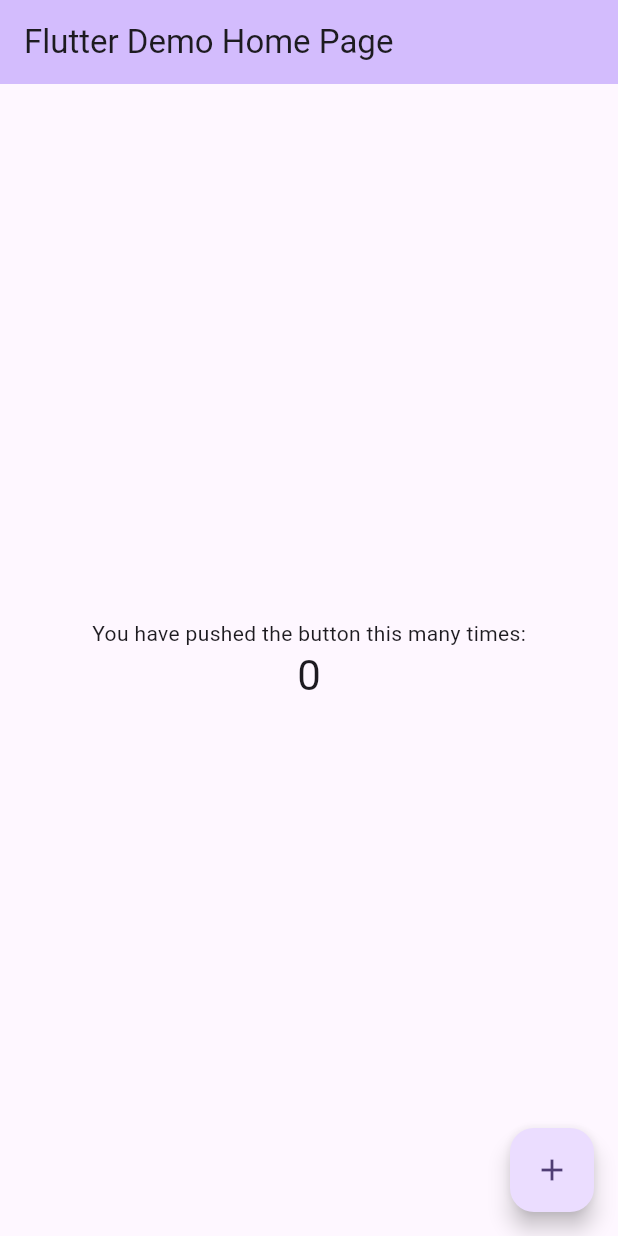
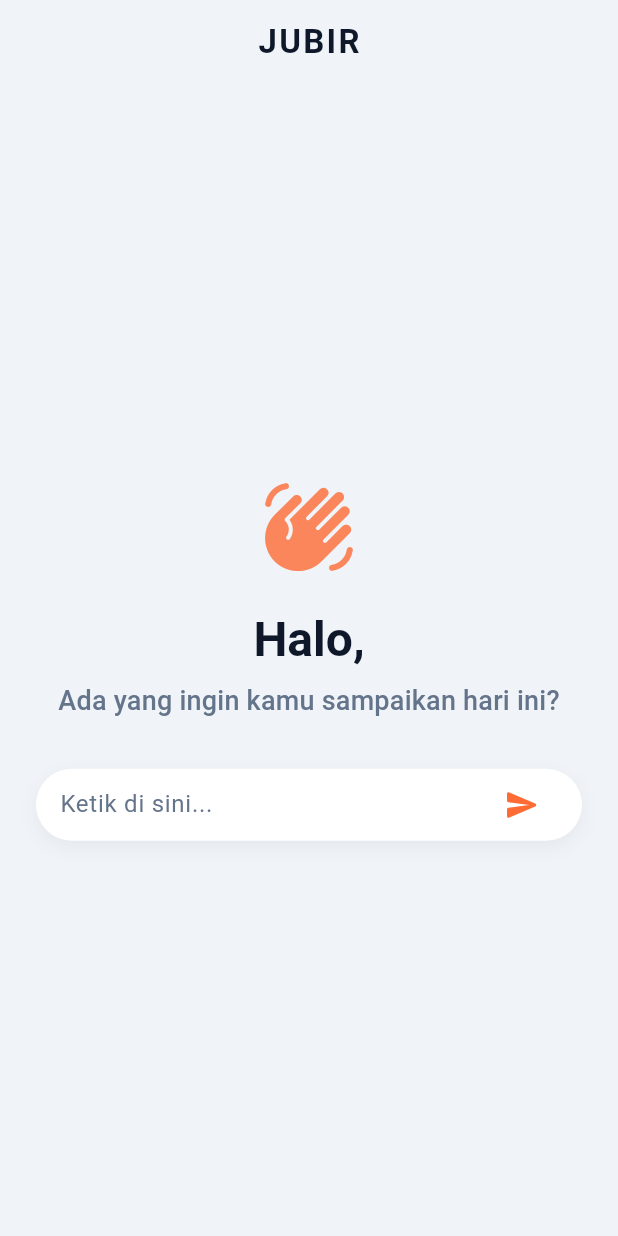
Before and after one commit to DevonAP/PROJECT-JUBIR, a Flutter app: the screen it shows after launch, on a phone screen of 412 x 824 dp. Run offline on Flutter 3.47's test engine with Material 3 defaults, Android fonts, the phone set to English and light mode, and no system bars.

Commit message:
mockup ui

```diff
--- a/lib/core/constants.dart
+++ b/lib/core/constants.dart
@@ -0,0 +1,35 @@
+import 'package:flutter/material.dart';
+
+class AppColors {
+  // Warna Latar Belakang & Area Utama
+  static const Color background = Color(0xFFF0F4F8); // Biru pastel sangat lembut (Calming)
+  static const Color surface = Colors.white; // Putih bersih untuk area teks utama
+
+  // Warna Aksi & Interaksi (FAB)
+  static const Color primary = Color(0xFFFF6B35); // Oranye cerah/kontras tinggi untuk tombol Suarakan
+
+  // Warna Tombol Prediksi & Backspace
+  static const Color predictionBackground = Color(0xFFE2E8F0); // Biru-abu muda untuk tombol prediksi
+  static const Color backspaceBackground = Color(0xFFCBD5E1); // Abu-abu netral untuk tombol backspace
+
+  // Warna Teks (SUDAH DIPERBAIKI UNTUK AKSESIBILITAS IMK)
+  static const Color textPrimary = Color(0xFF0F172A); // Hitam kebiruan pekat (Bukan putih!) agar kontras
+  static const Color textSecondary = Color(0xFF64748B); // Abu-abu gelap untuk teks petunjuk (hint)
+}
+
+class AppSizes {
+  // Standar Padding & Margin (Berdasarkan grid 8pt)
+  static const double p8 = 8.0;
+  static const double p12 = 12.0;
+  static const double p16 = 16.0;
+  static const double p24 = 24.0;
+  static const double p32 = 32.0;
+
+  // Ukuran Lengkungan Sudut (Border Radius)
+  static const double radiusM = 12.0; // Untuk tombol prediksi
+  static const double radiusL = 24.0; // Untuk area teks utama
+
+  // Ukuran Ikon
+  static const double iconMedium = 24.0;
+  static const double iconLarge = 32.0;
+}
--- a/lib/core/theme.dart
+++ b/lib/core/theme.dart
@@ -0,0 +1,65 @@
+import 'package:flutter/material.dart';
+import 'constants.dart';
+
+class AppTheme {
+  static ThemeData get lightTheme {
+    return ThemeData(
+      // Latar belakang utama aplikasi
+      scaffoldBackgroundColor: AppColors.background,
+
+      // Palet warna bawaan
+      colorScheme: const ColorScheme.light(
+        primary: AppColors.primary,
+        surface: AppColors.surface,
+      ),
+
+      // Pengaturan Font & Teks
+      // (Bisa diganti dengan GoogleFonts jika sudah ditambahkan di pubspec.yaml)
+      textTheme: const TextTheme(
+        // Teks untuk kalimat yang sedang diketik pengguna (Besar & Jelas)
+        displaySmall: TextStyle(
+          fontSize: 32,
+          fontWeight: FontWeight.w600,
+          color: AppColors.textPrimary,
+          height: 1.2,
+        ),
+        // Teks untuk tulisan di dalam kotak prediksi
+        titleMedium: TextStyle(
+          fontSize: 18,
+          fontWeight: FontWeight.w500,
+          color: AppColors.textPrimary, // Menggunakan teks gelap (Perbaikan IMK)
+        ),
+      ),
+
+      // Gaya bawaan untuk Tombol FAB (Speaker Oranye)
+      floatingActionButtonTheme: FloatingActionButtonThemeData(
+        backgroundColor: AppColors.primary,
+        foregroundColor: Colors.white, // Ikon speaker warna putih
+        elevation: 4, // Drop shadow elegan
+        shape: RoundedRectangleBorder(
+          borderRadius: BorderRadius.circular(AppSizes.radiusM),
+        ),
+      ),
+
+      // Gaya bawaan untuk tombol prediksi kata
+      elevatedButtonTheme: ElevatedButtonThemeData(
+        style: ElevatedButton.styleFrom(
+          backgroundColor: AppColors.predictionBackground,
+          foregroundColor: AppColors.textPrimary,
+          elevation: 0, // Flat design
+          padding: const EdgeInsets.symmetric(
+            vertical: AppSizes.p12,
+            horizontal: AppSizes.p16,
+          ),
+          shape: RoundedRectangleBorder(
+            borderRadius: BorderRadius.circular(AppSizes.radiusM),
+          ),
+        ),
+      ),
+
+      // Menghilangkan efek gelombang (ripple) yang berlebihan untuk mengurangi gangguan visual
+      splashColor: Colors.black.withOpacity(0.05),
+      highlightColor: Colors.transparent,
+    );
+  }
+}
--- /dev/null
+++ b/lib/features/home_board/view/welcome_screen.dart
@@ -0,0 +1,136 @@
+import 'package:flutter/material.dart';
+import '../../../core/constants.dart';
+import 'active_typing_screen.dart';
+
+class WelcomeScreen extends StatefulWidget {
+  const WelcomeScreen({super.key});
+
+  @override
+  State<WelcomeScreen> createState() => _WelcomeScreenState();
+}
+
+class _WelcomeScreenState extends State<WelcomeScreen> {
+  // Controller untuk membaca atau membersihkan teks di inputan
+  final TextEditingController _chatController = TextEditingController();
+
+  @override
+  void dispose() {
+    _chatController.dispose();
+    super.dispose();
+  }
+
+  void _navigateToActiveScreen() {
+    // Navigasi dengan animasi transisi memudar (Fade) setelah tombol kirim ditekan
+    Navigator.push(
+      context,
+      PageRouteBuilder(
+        pageBuilder: (context, animation, secondaryAnimation) => const ActiveTypingScreen(),
+        transitionsBuilder: (context, animation, secondaryAnimation, child) {
+          return FadeTransition(opacity: animation, child: child);
+        },
+      ),
+    );
+  }
+
+  @override
+  Widget build(BuildContext context) {
+    return Scaffold(
+      backgroundColor: AppColors.background, // Latar biru pastel yang tenang
+      appBar: AppBar(
+        title: const Text(
+          'JUBIR',
+          style: TextStyle(
+            fontWeight: FontWeight.bold,
+            color: AppColors.textPrimary,
+            letterSpacing: 1.5,
+          ),
+        ),
+        centerTitle: true, // Nama aplikasi di tengah agar simetris
+        backgroundColor: Colors.transparent, // Transparan agar menyatu dengan background
+        elevation: 0, // Menghilangkan garis bayangan kaku bawaan Flutter
+      ),
+      body: SafeArea(
+        child: Center(
+          // SingleChildScrollView agar layout aman saat keyboard HP muncul menutupi layar
+          child: SingleChildScrollView(
+            padding: const EdgeInsets.symmetric(horizontal: AppSizes.p24),
+            child: Column(
+              mainAxisAlignment: MainAxisAlignment.center,
+              children: [
+                // ==========================================
+                // 1. TEKS SAPAAN RAMAH
+                // ==========================================
+                Icon(
+                  Icons.waving_hand_rounded,
+                  size: 64,
+                  color: AppColors.primary.withOpacity(0.8),
+                ),
+                const SizedBox(height: AppSizes.p24),
+                Text(
+                  "Halo,",
+                  style: Theme.of(context).textTheme.displaySmall?.copyWith(
+                        color: AppColors.textPrimary,
+                        fontWeight: FontWeight.bold,
+                      ),
+                ),
+                const SizedBox(height: AppSizes.p8),
+                Text(
+                  "Ada yang ingin kamu sampaikan hari ini?",
+                  textAlign: TextAlign.center,
+                  style: Theme.of(context).textTheme.titleMedium?.copyWith(
+                        color: AppColors.textSecondary,
+                      ),
+                ),
+                const SizedBox(height: AppSizes.p32),
+
+                // ==========================================
+                // 2. KOLOM CHAT & TOMBOL KIRIM (DI TENGAH)
+                // ==========================================
+                Container(
+                  padding: const EdgeInsets.symmetric(horizontal: AppSizes.p16),
+                  decoration: BoxDecoration(
+                    color: AppColors.surface, // Warna putih bersih
+                    borderRadius: BorderRadius.circular(AppSizes.radiusL),
+                    boxShadow: [
+                      BoxShadow(
+                        color: Colors.black.withOpacity(0.05),
+                        blurRadius: 10,
+                        offset: const Offset(0, 4),
+                      ),
+                    ],
+                  ),
+                  child: Row(
+                    children: [
+                      // Input teks asli (membuka keyboard saat di-tap)
+                      Expanded(
+                        child: TextField(
+                          controller: _chatController,
+                          style: const TextStyle(color: AppColors.textPrimary),
+                          decoration: const InputDecoration(
+                            hintText: "Ketik di sini...",
+                            hintStyle: TextStyle(color: AppColors.textSecondary),
+                            border: InputBorder.none,
+                          ),
+                        ),
+                      ),
+                      // Tombol Kirim berlambang panah
+                      IconButton(
+                        icon: const Icon(Icons.send_rounded),
+                        color: AppColors.primary, // Warna oranye kontras tinggi
+                        onPressed: () {
+                          // Untuk sementara teksnya kita abaikan dulu sesuai request Anda,
+                          // yang penting aksinya langsung memicu pindah halaman.
+                          _navigateToActiveScreen();
+                        },
+                      ),
+                    ],
+                  ),
+                ),
+              ],
+            ),
+          ),
+        ),
+      ),
+    );
+  }
+}
--- a/lib/main.dart
+++ b/lib/main.dart
@@ -1,122 +1,35 @@
 import 'package:flutter/material.dart';
+import 'core/theme.dart';
+import 'features/home_board/view/welcome_screen.dart';
 
 void main() {
+  // Memastikan binding Flutter sudah siap sebelum aplikasi berjalan
+  WidgetsFlutterBinding.ensureInitialized();
+
+  // TODO: Nanti Anggota B akan menambahkan inisialisasi database Hive di sini, contoh:
+  // await Hive.initFlutter();
+  // await Hive.openBox('prediction_box');
+
   runApp(const MyApp());
 }
 
 class MyApp extends StatelessWidget {
   const MyApp({super.key});
 
-  // This widget is the root of your application.
   @override
   Widget build(BuildContext context) {
     return MaterialApp(
-      title: 'Flutter Demo',
-      theme: ThemeData(
-        // This is the theme of your application.
-        //
-        // TRY THIS: Try running your application with "flutter run". You'll see
-        // the application has a purple toolbar. Then, without quitting the app,
-        // try changing the seedColor in the colorScheme below to Colors.green
-        // and then invoke "hot reload" (save your changes or press the "hot
-        // reload" button in a Flutter-supported IDE, or press "r" if you used
-        // the command line to start the app).
-        //
-        // Notice that the counter didn't reset back to zero; the application
-        // state is not lost during the reload. To reset the state, use hot
-        // restart instead.
-        //
-        // This works for code too, not just values: Most code changes can be
-        // tested with just a hot reload.
-        colorScheme: .fromSeed(seedColor: Colors.deepPurple),
-      ),
-      home: const MyHomePage(title: 'Flutter Demo Home Page'),
+      // Menghilangkan bendera "DEBUG" di pojok kanan atas agar UI terlihat bersih
+      debugShowCheckedModeBanner: false,
+
+      title: 'JUBIR - Aplikasi Komunikasi Inklusif',
+
+      // Menggunakan tema kustom (Opsi A: Kombinasi Abu/Biru Elegan & FAB Oranye)
+      // Yang sudah kita perbaiki kontras teksnya untuk standar aksesibilitas IMK
+      theme: AppTheme.lightTheme,
+
+      // Halaman pertama yang muncul saat aplikasi dibuka (Layar Sapaan Minimalis)
+      home: const WelcomeScreen(),
     );
   }
 }
-
-class MyHomePage extends StatefulWidget {
-  const MyHomePage({super.key, required this.title});
-
-  // This widget is the home page of your application. It is stateful, meaning
-  // that it has a State object (defined below) that contains fields that affect
-  // how it looks.
-
-  // This class is the configuration for the state. It holds the values (in this
-  // case the title) provided by the parent (in this case the App widget) and
-  // used by the build method of the State. Fields in a Widget subclass are
-  // always marked "final".
-
-  final String title;
-
-  @override
-  State<MyHomePage> createState() => _MyHomePageState();
-}
-
-class _MyHomePageState extends State<MyHomePage> {
-  int _counter = 0;
-
-  void _incrementCounter() {
-    setState(() {
-      // This call to setState tells the Flutter framework that something has
-      // changed in this State, which causes it to rerun the build method below
-      // so that the display can reflect the updated values. If we changed
-      // _counter without calling setState(), then the build method would not be
-      // called again, and so nothing would appear to happen.
-      _counter++;
-    });
-  }
-
-  @override
-  Widget build(BuildContext context) {
-    // This method is rerun every time setState is called, for instance as done
-    // by the _incrementCounter method above.
-    //
-    // The Flutter framework has been optimized to make rerunning build methods
-    // fast, so that you can just rebuild anything that needs updating rather
-    // than having to individually change instances of widgets.
-    return Scaffold(
-      appBar: AppBar(
-        // TRY THIS: Try changing the color here to a specific color (to
-        // Colors.amber, perhaps?) and trigger a hot reload to see the AppBar
-        // change color while the other colors stay the same.
-        backgroundColor: Theme.of(context).colorScheme.inversePrimary,
-        // Here we take the value from the MyHomePage object that was created by
-        // the App.build method, and use it to set our appbar title.
-        title: Text(widget.title),
-      ),
-      body: Center(
-        // Center is a layout widget. It takes a single child and positions it
-        // in the middle of the parent.
-        child: Column(
-          // Column is also a layout widget. It takes a list of children and
-          // arranges them vertically. By default, it sizes itself to fit its
-          // children horizontally, and tries to be as tall as its parent.
-          //
-          // Column has various properties to control how it sizes itself and
-          // how it positions its children. Here we use mainAxisAlignment to
-          // center the children vertically; the main axis here is the vertical
-          // axis because Columns are vertical (the cross axis would be
-          // horizontal).
-          //
-          // TRY THIS: Invoke "debug painting" (choose the "Toggle Debug Paint"
-          // action in the IDE, or press "p" in the console), to see the
-          // wireframe for each widget.
-          mainAxisAlignment: .center,
-          children: [
-            const Text('You have pushed the button this many times:'),
-            Text(
-              '$_counter',
-              style: Theme.of(context).textTheme.headlineMedium,
-            ),
-          ],
-        ),
-      ),
-      floatingActionButton: FloatingActionButton(
-        onPressed: _incrementCounter,
-        tooltip: 'Increment',
-        child: const Icon(Icons.add),
-      ),
-    );
-  }
-}
```
Also changed, not shown: lib/features/home_board/view/active_typing_screen.dart (added, +147 -0 lines).
